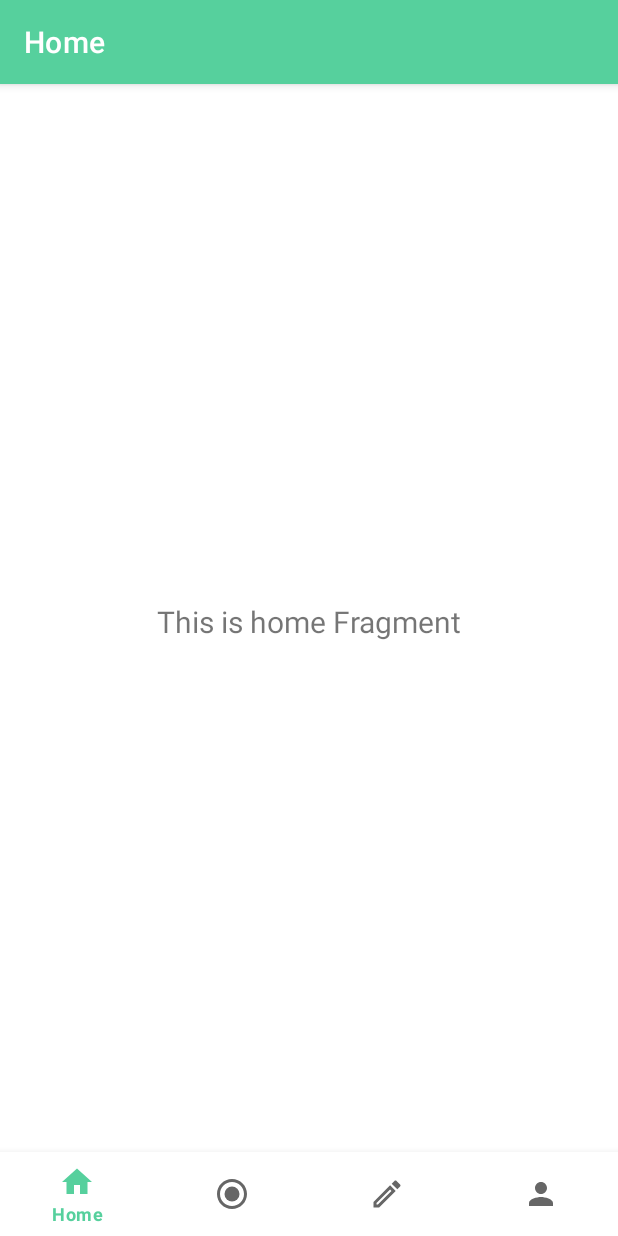
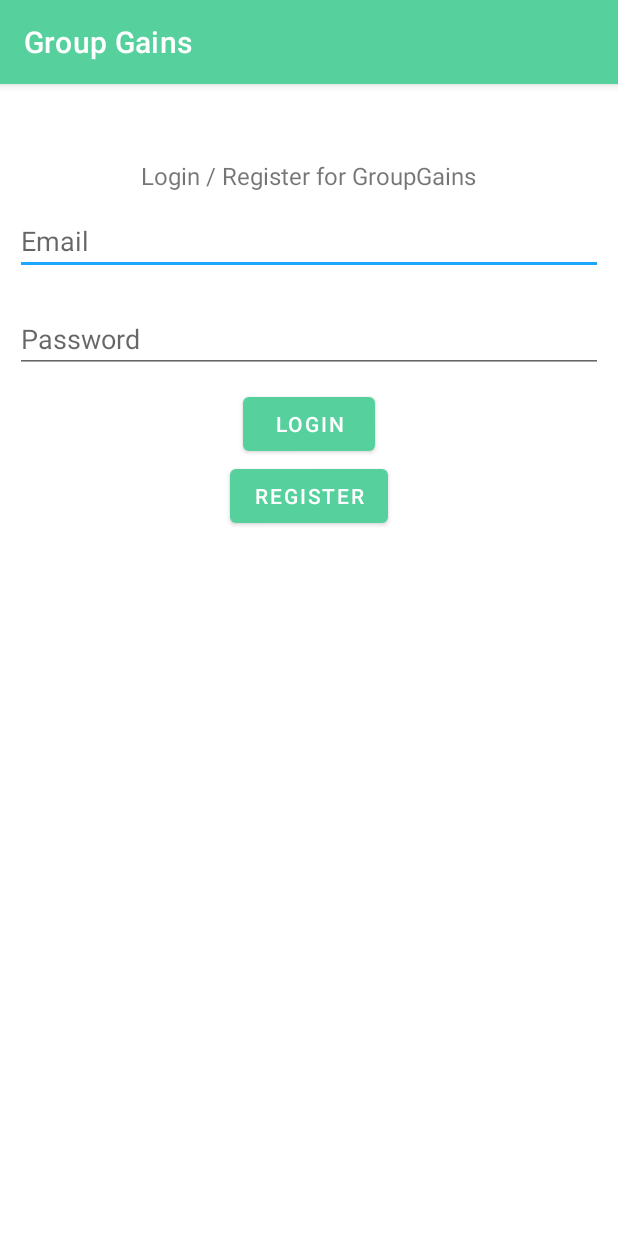
Before and after one commit to RCopJr/ece452-group2, an Android app: the screen it shows after launch (MainActivity), on a phone screen of 412 x 824 dp. Run offline under Robolectric (Android 15) with nearby library versions, the phone set to English and light mode, and no system bars; our stand-ins replace Firebase (no records; nobody signed in at launch, a user with empty details on screens opened directly); 2 statements that could not run were skipped.

Commit message:
login auth and db getdata queries

```diff
--- a/app/build.gradle.kts
+++ b/app/build.gradle.kts
@@ -51,6 +51,10 @@ dependencies {
     implementation("androidx.navigation:navigation-ui-ktx:2.7.7")
     implementation("com.google.firebase:firebase-firestore:24.11.0")
     testImplementation("junit:junit:4.13.2")
+    implementation ("com.firebaseui:firebase-ui-auth:7.2.0")
+    implementation(platform("com.google.firebase:firebase-bom:32.8.0"))
+    implementation ("com.google.firebase:firebase-database:20.3.1")
+
     androidTestImplementation("androidx.test.ext:junit:1.1.5")
     androidTestImplementation("androidx.test.espresso:espresso-core:3.5.1")
 }
--- a/app/src/main/AndroidManifest.xml
+++ b/app/src/main/AndroidManifest.xml
@@ -1,6 +1,9 @@
 <?xml version="1.0" encoding="utf-8"?>
 <manifest xmlns:android="http://schemas.android.com/apk/res/android"
     xmlns:tools="http://schemas.android.com/tools">
+
+    <uses-permission android:name="android.permission.INTERNET" />
+    <uses-permission android:name="android.permission.ACCESS_NETWORK_STATE" />
 
     <application
         android:allowBackup="true"
--- a/app/src/main/res/layout/activity_main.xml
+++ b/app/src/main/res/layout/activity_main.xml
@@ -1,33 +1,52 @@
 <?xml version="1.0" encoding="utf-8"?>
-<androidx.constraintlayout.widget.ConstraintLayout xmlns:android="http://schemas.android.com/apk/res/android"
+<LinearLayout xmlns:android="http://schemas.android.com/apk/res/android"
     xmlns:app="http://schemas.android.com/apk/res-auto"
-    android:id="@+id/container"
+    xmlns:tools="http://schemas.android.com/tools"
     android:layout_width="match_parent"
-    android:layout_height="match_parent">
+    android:layout_height="match_parent"
+    android:layout_gravity="center|center_horizontal"
+    android:orientation="vertical"
+    tools:context=".MainActivity">
 
-    <com.google.android.material.bottomnavigation.BottomNavigationView
-        android:id="@+id/nav_view"
-        android:layout_width="0dp"
+
+    <TextView
+        android:layout_width="wrap_content"
         android:layout_height="wrap_content"
-        android:layout_marginStart="0dp"
-        android:layout_marginEnd="0dp"
-        android:background="?android:attr/windowBackground"
-        app:layout_constraintBottom_toBottomOf="parent"
-        app:layout_constraintLeft_toLeftOf="parent"
-        app:layout_constraintRight_toRightOf="parent"
-        app:menu="@menu/bottom_nav_menu" />
+        android:layout_gravity="center"
+        android:layout_marginTop="50dp"
+        android:text="Login / Register for GroupGains"
+        android:textSize="16sp" />
 
-    <fragment
-        android:id="@+id/nav_host_fragment_activity_main"
-        android:name="androidx.navigation.fragment.NavHostFragment"
+
+    <EditText
+        android:id="@+id/etEmail"
         android:layout_width="match_parent"
-        android:layout_height="match_parent"
-        android:layout_marginBottom="60dp"
-        app:defaultNavHost="true"
-        app:layout_constraintBottom_toTopOf="@+id/nav_view"
-        app:layout_constraintLeft_toLeftOf="parent"
-        app:layout_constraintRight_toRightOf="parent"
-        app:layout_constraintTop_toTopOf="parent"
-        app:navGraph="@navigation/mobile_navigation" />
+        android:layout_height="wrap_content"
+        android:layout_margin="10dp"
+        android:hint="Email" />
 
-</androidx.constraintlayout.widget.ConstraintLayout>
+
+    <EditText
+        android:id="@+id/etPassword"
+        android:layout_width="match_parent"
+        android:layout_height="wrap_content"
+        android:layout_margin="10dp"
+        android:hint="Password" />
+
+
+    <com.google.android.material.button.MaterialButton
+        android:id="@+id/btLogin"
+        android:layout_width="wrap_content"
+        android:layout_height="wrap_content"
+        android:layout_gravity="center"
+        android:text="Login" />
+
+
+    <com.google.android.material.button.MaterialButton
+        android:id="@+id/btRegister"
+        android:layout_width="wrap_content"
+        android:layout_height="wrap_content"
+        android:layout_gravity="center"
+        android:text="Register" />
+
+</LinearLayout>
--- a/build.gradle.kts
+++ b/build.gradle.kts
@@ -7,4 +7,5 @@ buildscript {
 plugins {
     id("com.android.application") version "8.3.1" apply false
     id("org.jetbrains.kotlin.android") version "1.9.22" apply false
+    id("com.google.gms.google-services") version "4.4.1" apply false
 }
```
Also changed, not shown: app/src/main/java/com/example/groupgains/EmailPasswordAuth.kt (added, +91 -0 lines), app/src/main/java/com/example/groupgains/FirebaseUIActivity.kt (added, +104 -0 lines), app/src/main/java/com/example/groupgains/HomeActivity.kt (added, +111 -0 lines), app/src/main/java/com/example/groupgains/MainActivity.kt (+53 -30 lines), app/src/main/res/layout/activity_firebase_ui.xml (added, +9 -0 lines), app/src/main/res/layout/activity_home.xml (added, +45 -0 lines).
